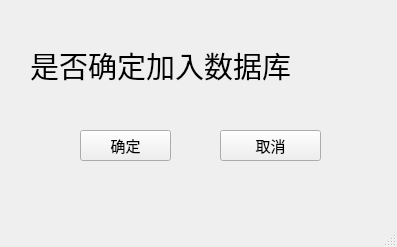
Above: UI/reminder.ui from DefJia/TCM-Retrieval-System before the change. Below: the same form after it.
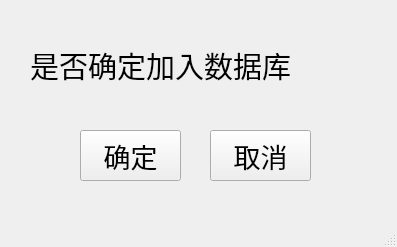
That is the form after the change.

Diff of the .ui file:
```diff
--- a/UI/reminder.ui
+++ b/UI/reminder.ui
@@ -41,14 +41,20 @@
      <rect>
       <x>80</x>
       <y>130</y>
-      <width>91</width>
-      <height>31</height>
+      <width>101</width>
+      <height>51</height>
      </rect>
     </property>
+    <property name="sizePolicy">
+     <sizepolicy hsizetype="Fixed" vsizetype="Fixed">
+      <horstretch>0</horstretch>
+      <verstretch>0</verstretch>
+     </sizepolicy>
+    </property>
     <property name="font">
      <font>
       <family>Academy Engraved LET</family>
-      <pointsize>11</pointsize>
+      <pointsize>20</pointsize>
      </font>
     </property>
     <property name="text">
@@ -58,16 +64,16 @@
    <widget class="QPushButton" name="buttonNo">
     <property name="geometry">
      <rect>
-      <x>220</x>
+      <x>210</x>
       <y>130</y>
       <width>101</width>
-      <height>31</height>
+      <height>51</height>
      </rect>
     </property>
     <property name="font">
      <font>
       <family>Academy Engraved LET</family>
-      <pointsize>11</pointsize>
+      <pointsize>20</pointsize>
      </font>
     </property>
     <property name="text">
```
